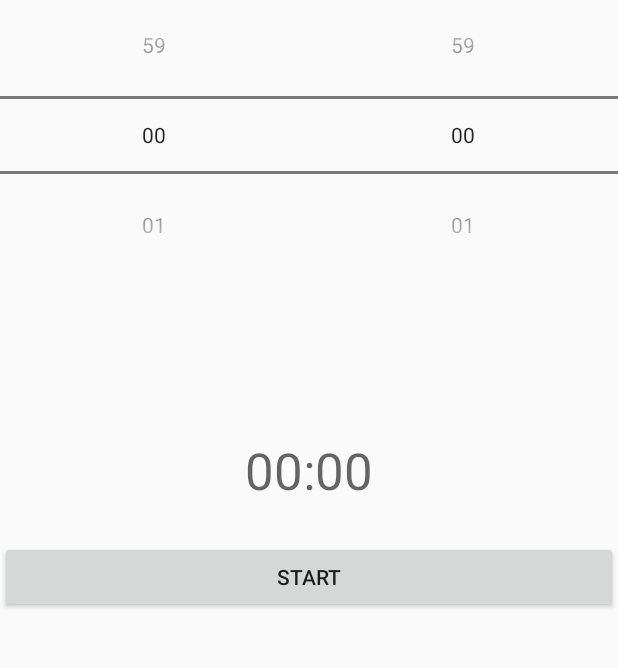
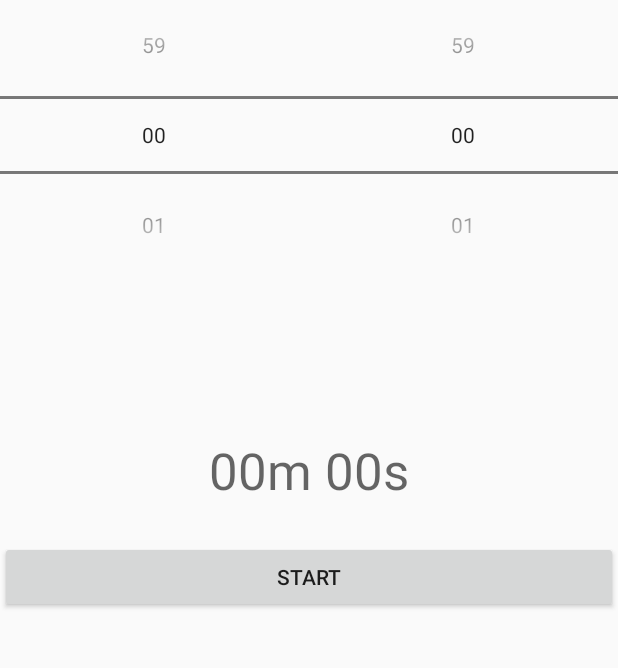
Before and after one commit to ruipoliveira/countdowner, an Android app: the screen it shows after launch (MainActivity), on a phone screen of 412 x 824 dp, the part 246-914 px from its top. Run offline under Robolectric (Android 15) with nearby library versions, the phone set to English and light mode, and no system bars.

Commit message:
reformat code + fix format mm:ss

```diff
--- a/app/src/main/res/layout/activity_main.xml
+++ b/app/src/main/res/layout/activity_main.xml
@@ -44,13 +44,11 @@
                 android:layout_height="wrap_content"
                 android:layout_weight=".50" />
 
-
-
             <NumberPicker
                 android:id="@+id/numberPicker2"
                 android:layout_width="0dp"
                 android:layout_height="wrap_content"
-                android:layout_weight=".50"/>
+                android:layout_weight=".50" />
 
         </LinearLayout>
 
@@ -59,20 +57,17 @@
             android:layout_width="match_parent"
             android:layout_height="94dp"
             android:gravity="center"
-            android:text="00:00"
+            android:text="00m 00s"
             android:textAppearance="@style/TextAppearance.AppCompat.Display1" />
 
         <Button
             android:id="@+id/button"
             android:layout_width="match_parent"
             android:layout_height="wrap_content"
-            android:text="START"
-            android:onClick="sendMessage"/>
+            android:onClick="sendMessage"
+            android:text="START" />
 
 
     </LinearLayout>
 
-
-
-
 </android.support.constraint.ConstraintLayout>
```
Also changed, not shown: app/src/main/java/com/project/roliveira/countdowner/Counter.java (+5 -3 lines), app/src/main/java/com/project/roliveira/countdowner/MainActivity.java (+2 -8 lines).
